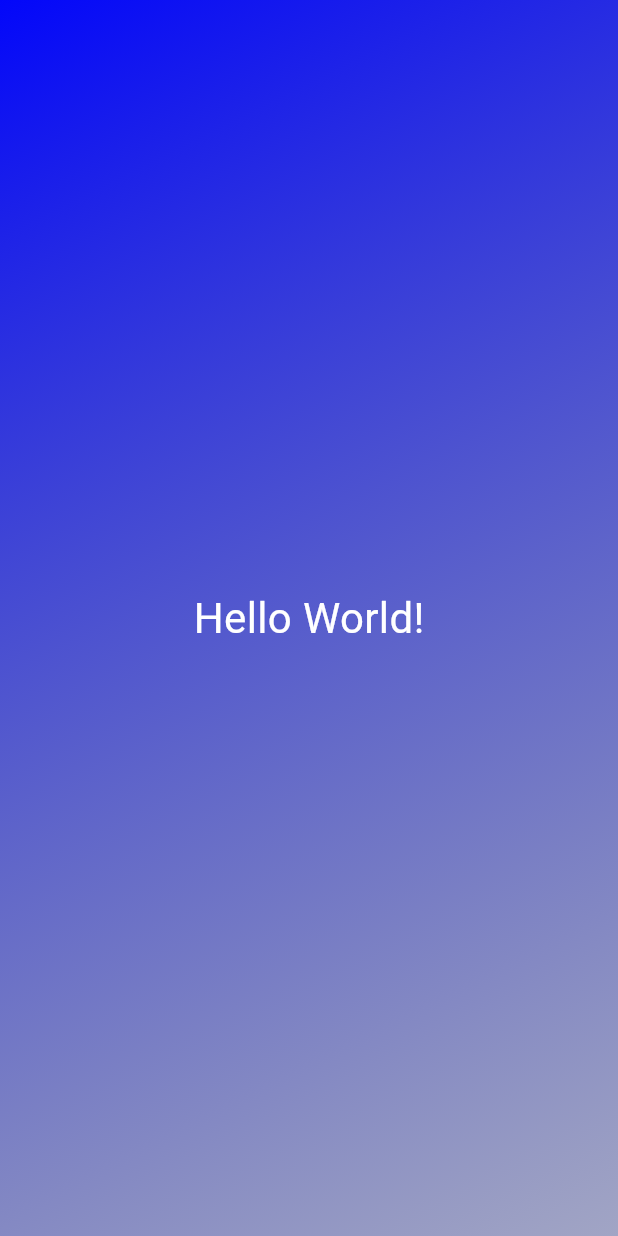
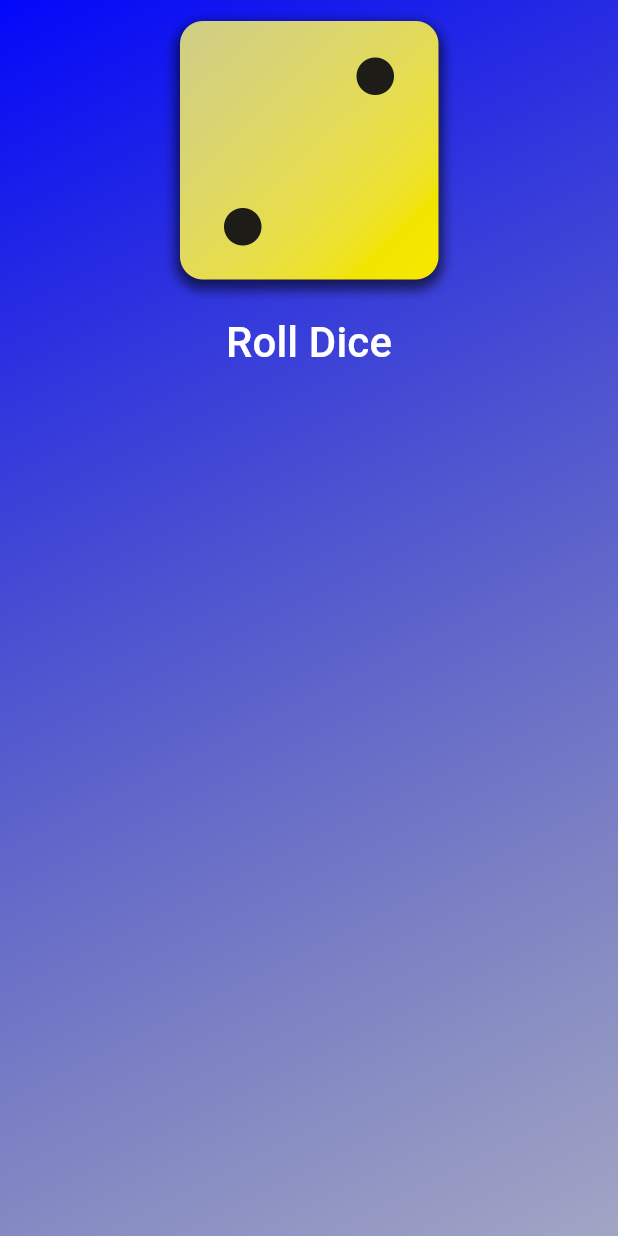
Before and after one commit to ArnoldAbiri/first-flutter-app, a Flutter app: the screen it shows after launch, on a phone screen of 412 x 824 dp. Run offline on Flutter 3.47's test engine with Material 3 defaults, Android fonts, the phone set to English and light mode, and no system bars.

Commit message:
✨ feat(gradient_container.dart): Add dice rolling functionality with image and button.

```diff
--- a/lib/gradient_container.dart
+++ b/lib/gradient_container.dart
@@ -3,6 +3,10 @@ import 'package:first_app/my_styled_text.dart';
 
 class GradientContainer extends StatelessWidget {
   const GradientContainer({super.key});
+
+  void rollDice() {
+    // ....
+  }
 
   @override
   Widget build(context) {
@@ -17,7 +21,18 @@ class GradientContainer extends StatelessWidget {
           end: Alignment.bottomRight,
         ),
       ),
-      child: const Center(child: MyStyledText('Hello World!'),
+      child: Center(
+        child: Column(
+          children: [
+            Image.asset(
+                'assets/images/dice-2.png', width: 200,
+            ),
+            TextButton(
+                onPressed: rollDice,
+                child: const MyStyledText('Roll Dice'),
+            )
+          ],
+        ),
       ),
     );
   }
```
